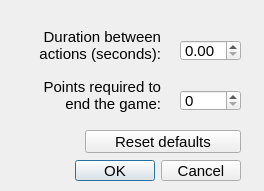
Before: the Qt Designer form settingsWin.ui in sqrtxander/6nimmt, drawn with Qt 5.
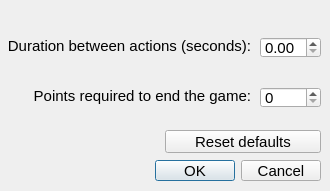
After: the same form once the commit is applied.

Commit message: Allow ties to be displayed on the outcome screen

```diff
--- a/settingsWin.ui
+++ b/settingsWin.ui
@@ -6,7 +6,7 @@
    <rect>
     <x>0</x>
     <y>0</y>
-    <width>264</width>
+    <width>330</width>
     <height>191</height>
    </rect>
   </property>
@@ -16,7 +16,7 @@
   <widget class="QDialogButtonBox" name="buttonBox">
    <property name="geometry">
     <rect>
-     <x>20</x>
+     <x>100</x>
      <y>160</y>
      <width>221</width>
      <height>21</height>
@@ -37,8 +37,8 @@
   <widget class="QDoubleSpinBox" name="delay_inp">
    <property name="geometry">
     <rect>
-     <x>180</x>
-     <y>40</y>
+     <x>260</x>
+     <y>37</y>
      <width>61</width>
      <height>21</height>
     </rect>
@@ -52,9 +52,9 @@
   <widget class="QLabel" name="label">
    <property name="geometry">
     <rect>
-     <x>10</x>
+     <x>0</x>
      <y>20</y>
-     <width>151</width>
+     <width>251</width>
      <height>51</height>
     </rect>
    </property>
@@ -64,8 +64,7 @@
     </font>
    </property>
    <property name="text">
-    <string>Duration between
-actions (seconds):</string>
+    <string>Duration between actions (seconds):</string>
    </property>
    <property name="alignment">
     <set>Qt::AlignRight|Qt::AlignTrailing|Qt::AlignVCenter</set>
@@ -74,9 +73,9 @@
   <widget class="QLabel" name="label_2">
    <property name="geometry">
     <rect>
-     <x>10</x>
+     <x>0</x>
      <y>70</y>
-     <width>151</width>
+     <width>251</width>
      <height>51</height>
     </rect>
    </property>
@@ -86,8 +85,7 @@
     </font>
    </property>
    <property name="text">
-    <string>Points required to
-end the game:</string>
+    <string>Points required to end the game:</string>
    </property>
    <property name="alignment">
     <set>Qt::AlignRight|Qt::AlignTrailing|Qt::AlignVCenter</set>
@@ -96,8 +94,8 @@
   <widget class="QSpinBox" name="points_inp">
    <property name="geometry">
     <rect>
-     <x>180</x>
-     <y>90</y>
+     <x>260</x>
+     <y>87</y>
      <width>61</width>
      <height>21</height>
     </rect>
@@ -111,7 +109,7 @@
   <widget class="QPushButton" name="reset_btn">
    <property name="geometry">
     <rect>
-     <x>85</x>
+     <x>165</x>
      <y>130</y>
      <width>156</width>
      <height>23</height>
```
The commit also changes 6 other files.
